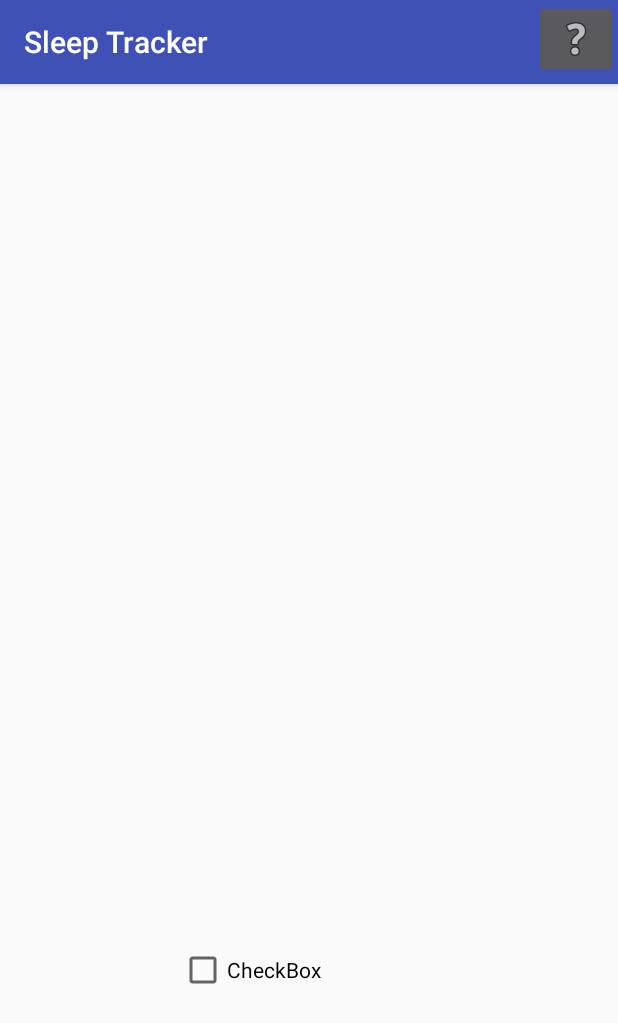
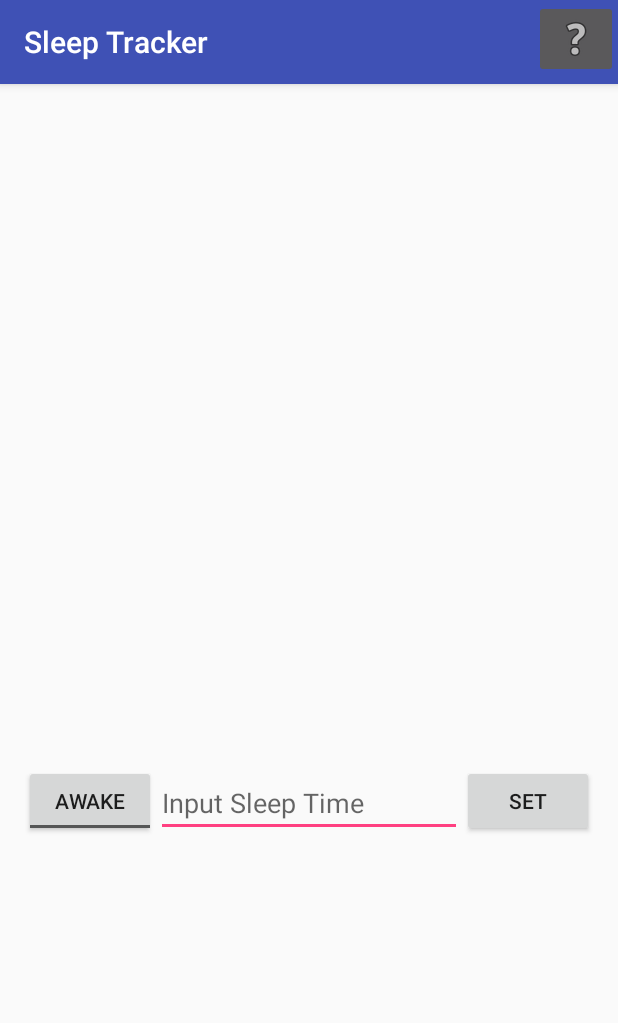
Before and after one commit to jschmuland/AndroidGroupProject, an Android app: the SleepTracker screen opened directly, with no data from a screen before it, on a phone screen of 412 x 824 dp. Shown: the top 1023 px of the screen. Run offline under Robolectric (Android 15) with nearby library versions, the phone set to English and light mode, and no system bars.

Commit message:
SleepTracker now has a list view, button, and editText field

```diff
--- a/app/src/main/java/comjschmulandandroidgroupproject/httpsgithub/androidgroupproject/SleepTracker.java
+++ b/app/src/main/java/comjschmulandandroidgroupproject/httpsgithub/androidgroupproject/SleepTracker.java
@@ -1,13 +1,38 @@
 package comjschmulandandroidgroupproject.httpsgithub.androidgroupproject;
 
+import android.content.Context;
+import android.database.Cursor;
+import android.database.sqlite.SQLiteDatabase;
 import android.os.Bundle;
 import android.support.design.widget.FloatingActionButton;
 import android.support.design.widget.Snackbar;
 import android.support.v7.app.AppCompatActivity;
 import android.support.v7.widget.Toolbar;
+import android.util.Log;
+import android.view.LayoutInflater;
 import android.view.View;
+import android.view.ViewGroup;
+import android.widget.ArrayAdapter;
+import android.widget.Button;
+import android.widget.EditText;
+import android.widget.ImageView;
+import android.widget.ListView;
+import android.widget.TextView;
+import android.widget.Toast;
+
+
+import java.util.ArrayList;
+import java.util.Date;
+
+import comjschmulandandroidgroupproject.httpsgithub.androidgroupproject.models.Sleep;
 
 public class SleepTracker extends AppCompatActivity {
+    private final String TAG = "SleepTracker";
+    final ArrayList<Sleep> sleepObjArray = new ArrayList<>();
+    protected AppDBHelper dbHelper;
+    private SQLiteDatabase db;
+    private Cursor results;
+    private int idColumn,dateColumn,durationColumn;
 
     @Override
     protected void onCreate(Bundle savedInstanceState) {
@@ -16,7 +41,108 @@ public class SleepTracker extends AppCompatActivity {
         Toolbar toolbar = (Toolbar) findViewById(R.id.toolbar);
         setSupportActionBar(toolbar);
 
+        //getting writable database
+            dbHelper = new AppDBHelper(this);
+        db = dbHelper.getWritableDatabase();
+        //query database
+        results = db.query(false,AppDBHelper.SLEEP_TABLE,
+                new String[]{AppDBHelper.KEY_ID, AppDBHelper.DATE, AppDBHelper.HOURS_SLEPT},
+                null,null,null,null,null,null);
+        //number of rows
+        int rows = results.getCount();
+        idColumn = results.getColumnIndex(AppDBHelper.KEY_ID);
+        dateColumn = results.getColumnIndex(AppDBHelper.DATE);
+        durationColumn = results.getColumnIndex(AppDBHelper.HOURS_SLEPT);
 
+        results.moveToFirst();
+        //put results into the array list
+        while(!results.isAfterLast()){
+            Date tempDate = new Date(results.getLong(dateColumn));
+            sleepObjArray.add(new Sleep(results.getInt(idColumn),tempDate,results.getInt(durationColumn)));
+            results.moveToNext();
+        }
+
+        Log.i(TAG, "onCreate:  sleepObjArray " +sleepObjArray.toString());
+
+
+
+        //getting listview
+        ListView listView = (ListView) findViewById(R.id.sleepListView);
+
+        //getting edit text object
+        final EditText sleepInputHndl = (EditText) findViewById(R.id.sleepInput);
+
+        //create a message adapter from inner class
+        final SleepAdapter messageAdapter = new SleepAdapter(this);
+        listView.setAdapter(messageAdapter);
+
+        //when set sleep button is clicked
+        Button setSleepBtn = (Button) findViewById(R.id.sleep_set);
+        setSleepBtn.setOnClickListener(new View.OnClickListener() {
+            @Override
+            public void onClick(View v) {
+                try {
+                    //read sleep input and get new date time
+                    int tempSleepDuration = Integer.parseInt(sleepInputHndl.getText().toString());
+                    Date tempDate = new Date();
+
+                    Log.i(TAG, "onClick: current time = "+tempDate);
+                    //make new sleep obj
+                    Sleep setCurrentSleep = new Sleep(tempDate, tempSleepDuration);
+                    sleepObjArray.add(setCurrentSleep);
+                    messageAdapter.notifyDataSetChanged();
+
+                    sleepInputHndl.setText("");
+
+                }catch (Exception e){
+                    Context ct = getApplicationContext();
+                    CharSequence text = "Please enter a number only";
+                    int d2 = Toast.LENGTH_LONG;
+                    Toast t = Toast.makeText(ct,text,d2);
+                    t.show();
+                }
+            }
+        });
+
+    }// end onCreate
+
+
+    /*inner class for array adapter*/
+    private class SleepAdapter extends ArrayAdapter<Sleep>{
+        private SleepAdapter(Context context){
+            super(context, 0);
+        }
+        @Override
+        public int getCount(){
+            return sleepObjArray.size();
+        }
+
+        @Override
+        public Sleep getItem(int position){
+            return sleepObjArray.get(position);
+        }
+
+        // get view, set items, return view
+        public View getView(int position, View convertView, ViewGroup parent){
+            Sleep tempSleep = getItem(position);
+            Log.i(TAG, "getView: date = "+tempSleep.getDate() +" duration = "+tempSleep.getDuration());
+            LayoutInflater inflater = SleepTracker.this.getLayoutInflater();
+            View generatedView = inflater.inflate(R.layout.row_layout_sleep,null);
+            //get and set date in listview
+            TextView viewDate = (TextView)generatedView.findViewById(R.id.sleepDate);
+            viewDate.setText(tempSleep.getDate().toString());
+            //get and set duration in listview
+            TextView viewDuration = (TextView) generatedView.findViewById(R.id.sleepTime);
+            viewDuration.setText(""+tempSleep.getDuration());
+            // set checkmark if over 6 hours of sleep.
+            if(tempSleep.getDuration()/60>6){
+                ImageView checkMark = (ImageView)generatedView.findViewById(R.id.sleep_target_made);
+                checkMark.setVisibility(View.VISIBLE);
+            }
+
+            return generatedView;
+
+        }
     }
 
 }
--- a/app/src/main/res/layout/content_sleep_tracker.xml
+++ b/app/src/main/res/layout/content_sleep_tracker.xml
@@ -13,13 +13,43 @@
     tools:context="comjschmulandandroidgroupproject.httpsgithub.androidgroupproject.SleepTracker"
     tools:showIn="@layout/activity_template">
 
-    <CheckBox
-        android:text="CheckBox"
+    <ListView
+        android:id="@+id/sleepListView"
+        android:layout_width="match_parent"
+        android:layout_height="240dp"
+        android:layout_alignParentBottom="true"
+        android:layout_alignParentStart="true" />
+
+
+
+    <Button
+        android:id="@+id/sleep_set"
         android:layout_width="wrap_content"
         android:layout_height="wrap_content"
-        android:layout_alignParentBottom="true"
+        android:layout_above="@+id/sleepListView"
+        android:layout_alignParentEnd="true"
+        android:layout_marginBottom="10dp"
+        android:text="@string/Set" />
+
+    <EditText
+        android:id="@+id/sleepInput"
+        android:layout_width="wrap_content"
+        android:layout_height="wrap_content"
+        android:layout_above="@+id/sleepListView"
+        android:layout_marginBottom="10dp"
+        android:layout_toEndOf="@+id/toggleButton"
+        android:layout_toStartOf="@+id/sleep_set"
+        android:hint="@string/InputSleepTime"
+        android:inputType="number" />
+
+    <ToggleButton
+        android:id="@+id/toggleButton"
+        android:layout_width="wrap_content"
+        android:layout_height="wrap_content"
+        android:layout_above="@+id/sleepListView"
         android:layout_alignParentStart="true"
-        android:layout_marginStart="103dp"
-        android:layout_marginBottom="145dp"
-        android:id="@+id/checkBox" />
+        android:layout_marginBottom="10dp"
+        android:textOff="@string/Awake"
+        android:textOn="@string/Sleeping" />
+
 </RelativeLayout>
--- a/app/src/main/res/values/dimens.xml
+++ b/app/src/main/res/values/dimens.xml
@@ -3,4 +3,5 @@
     <dimen name="activity_horizontal_margin">16dp</dimen>
     <dimen name="activity_vertical_margin">16dp</dimen>
     <dimen name="fab_margin">16dp</dimen>
+    <dimen name="list_buffer">10dp</dimen>
 </resources>
--- a/app/src/main/res/values/strings.xml
+++ b/app/src/main/res/values/strings.xml
@@ -7,4 +7,9 @@
     <string name="exercise">Exercise Tracker</string>
     <string name="foodTitle">Food</string>
     <string name="mealTitle">Meal Planner</string>
+    <string name="Sleeping">Sleeping</string>
+    <string name="Awake">Awake</string>
+    <string name="InputSleepTime">Input Sleep Time</string>
+    <string name="Set">Set</string>
+    <string name="enter_number_only">Please enter only a number</string>
 </resources>
```
Also changed, not shown: app/src/main/res/layout/row_layout_sleep.xml (added, +44 -0 lines).
